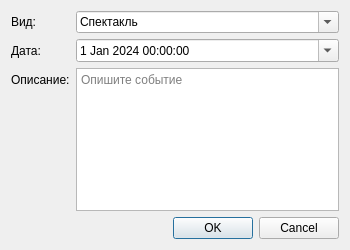
First picture: the form in app/ui/dialogs/event_edit.ui, repository NTO-2nd-stage-ABP/ccms, before the edit.
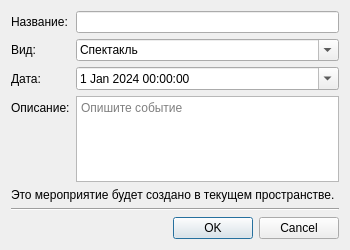
Second picture: the form after the edit.

```diff
--- a/app/ui/dialogs/event_edit.ui
+++ b/app/ui/dialogs/event_edit.ui
@@ -17,13 +17,23 @@
    <item>
     <layout class="QFormLayout" name="formLayout">
      <item row="0" column="0">
+      <widget class="QLabel" name="label_4">
+       <property name="text">
+        <string>Название:</string>
+       </property>
+      </widget>
+     </item>
+     <item row="0" column="1">
+      <widget class="QLineEdit" name="lineEdit"/>
+     </item>
+     <item row="1" column="0">
       <widget class="QLabel" name="label">
        <property name="text">
         <string>Вид:</string>
        </property>
       </widget>
      </item>
-     <item row="0" column="1">
+     <item row="1" column="1">
       <widget class="QComboBox" name="comboBox">
        <property name="enabled">
         <bool>true</bool>
@@ -53,14 +63,14 @@
        </item>
       </widget>
      </item>
-     <item row="1" column="0">
+     <item row="2" column="0">
       <widget class="QLabel" name="label_2">
        <property name="text">
         <string>Дата:</string>
        </property>
       </widget>
      </item>
-     <item row="1" column="1">
+     <item row="2" column="1">
       <widget class="QDateTimeEdit" name="dateTimeEdit">
        <property name="dateTime">
         <datetime>
@@ -77,14 +87,14 @@
        </property>
       </widget>
      </item>
-     <item row="2" column="0">
+     <item row="3" column="0">
       <widget class="QLabel" name="label_3">
        <property name="text">
         <string>Описание:</string>
        </property>
       </widget>
      </item>
-     <item row="2" column="1">
+     <item row="3" column="1">
       <widget class="QTextEdit" name="textEdit">
        <property name="acceptRichText">
         <bool>false</bool>
@@ -96,6 +106,20 @@
      </item>
     </layout>
    </item>
+   <item>
+    <widget class="QLabel" name="label_5">
+     <property name="text">
+      <string>Это мероприятие будет создано в текущем пространстве.</string>
+     </property>
+    </widget>
+   </item>
+   <item>
+    <widget class="Line" name="line">
+     <property name="orientation">
+      <enum>Qt::Horizontal</enum>
+     </property>
+    </widget>
+   </item>
    <item>
     <widget class="QDialogButtonBox" name="buttonBox">
      <property name="orientation">
```
Left out of the diff: 2 changed lines with no effect on the pictures.
